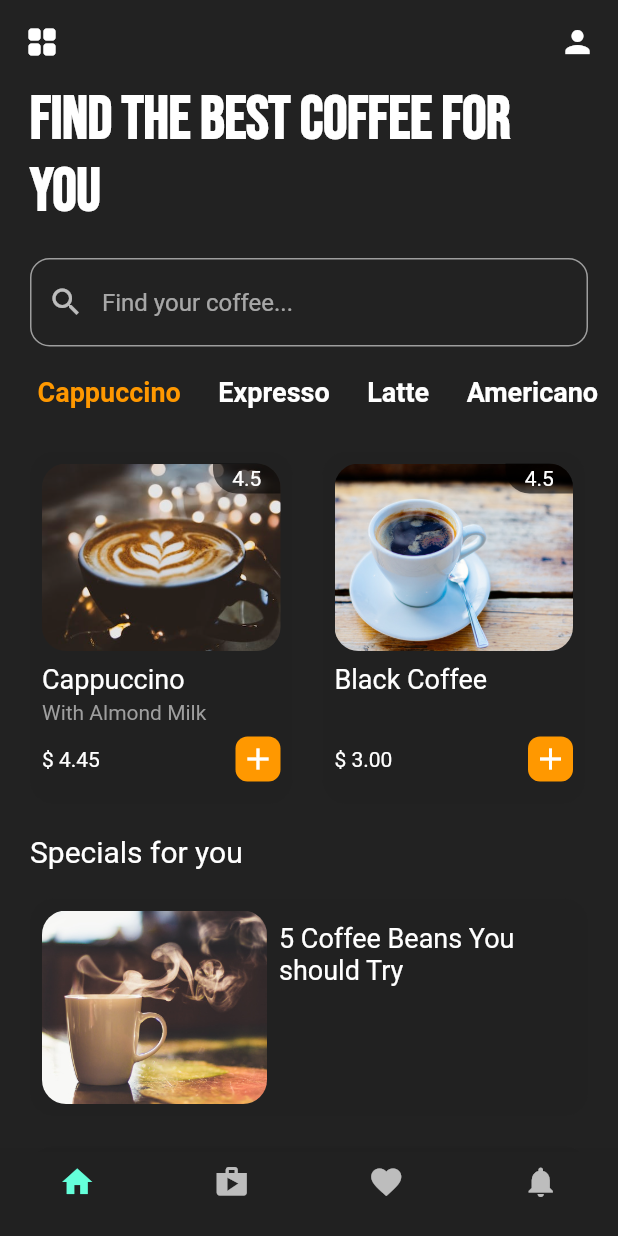
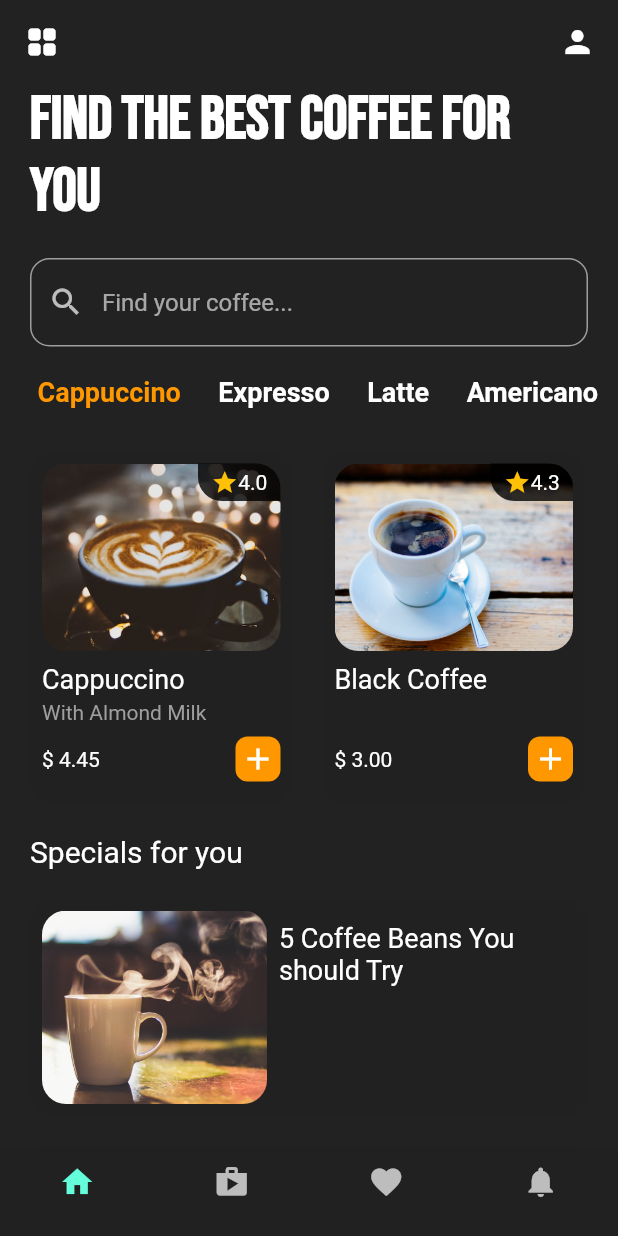
Before and after one commit to MickeyOnyando/Baristum, a Flutter app: the screen it shows after launch, on a phone screen of 412 x 824 dp. Run offline on Flutter 3.47's test engine with Material 2 defaults, Android fonts, the phone set to English and light mode, and no system bars; our stand-ins replace google_fonts.

Commit message:
commit 3

```diff
--- a/lib/pages/coffee_tiles.dart
+++ b/lib/pages/coffee_tiles.dart
@@ -1,3 +1,4 @@
+import 'package:coffeeui/pages/coffee_page.dart';
 import 'package:flutter/material.dart';
 
 class CoffeeTile extends StatelessWidget {
@@ -5,18 +6,26 @@ class CoffeeTile extends StatelessWidget {
   final String coffeeType;
   final String coffeePrice;
   final String milkType;
+  final String coffeeRating;
 
   CoffeeTile({
     required this.coffeeImagePath,
     required this.coffeeType,
     required this.coffeePrice,
     required this.milkType,
+    required this.coffeeRating,
   });
 
   @override
   Widget build(BuildContext context) {
     return Padding(
       padding: const EdgeInsets.only(left: 20),
+      child: GestureDetector(
+        onTap:() {
+          Navigator.push(context,
+            MaterialPageRoute(builder: (context)=> const CoffeePage()),
+          );
+        },
         child: Container(
           width: 175,
           decoration: BoxDecoration(
@@ -42,16 +51,26 @@ class CoffeeTile extends StatelessWidget {
                       ),
                     ),
                     Container(
-                    width: 45,
-                    height: 20,
+                      width: 55,
+                      height: 25,
                       decoration: BoxDecoration(
-                      color: Colors.black.withOpacity(0.6),
+                        color: Colors.black.withOpacity(0.8),
                         borderRadius: const BorderRadius.only(
                           topRight: Radius.circular(16),
                           bottomLeft: Radius.circular(16),
                         ),
                       ),
-                    child: const Center(child: Text('4.5')),
+                      child: Row(
+                        mainAxisAlignment: MainAxisAlignment.center,
+                        children: [
+                          const Icon(
+                            Icons.star,
+                            color: Colors.amber,
+                            size: 18,
+                          ),
+                          Text(coffeeRating),
+                        ],
+                      ),
                     ),
                   ],
                 ),
@@ -88,6 +107,7 @@ class CoffeeTile extends StatelessWidget {
             ),
           ),
         ),
+      ),
     );
   }
 }
--- a/lib/pages/home_page.dart
+++ b/lib/pages/home_page.dart
@@ -144,42 +144,49 @@ class _HomePageState extends State<HomePage> {
                     coffeeType: 'Cappuccino',
                     milkType: 'With Almond Milk',
                     coffeePrice: '\$ 4.45',
+                    coffeeRating: '4.0',
                   ),
                   CoffeeTile(
                     coffeeImagePath: 'lib/images/coffee9.jpg',
                     coffeeType: 'Black Coffee',
                     milkType: '',
                     coffeePrice: '\$ 3.00',
+                    coffeeRating: '4.3',
                   ),
                   CoffeeTile(
                     coffeeImagePath: 'lib/images/coffee6.jpg',
                     coffeeType: 'Black Coffee',
                     milkType: '',
                     coffeePrice: '\$ 3.00',
+                    coffeeRating: '4.0',
                   ),
                   CoffeeTile(
                     coffeeImagePath: 'lib/images/coffee5.jpg',
                     coffeeType: 'Cappuccino',
                     milkType: 'With Dairy Milk',
                     coffeePrice: '\$ 4.95',
+                    coffeeRating: '4.1',
                   ),
                   CoffeeTile(
                     coffeeImagePath: 'lib/images/coffee14.jpeg',
                     coffeeType: 'Expresso',
                     milkType: '',
                     coffeePrice: '\$ 3.95',
+                    coffeeRating: '4.0',
                   ),
                   CoffeeTile(
                     coffeeImagePath: 'lib/images/coffee12.jpeg',
                     coffeeType: 'Americano',
                     milkType: '',
                     coffeePrice: '\$ 4.50',
+                    coffeeRating: '4.5',
                   ),
                   CoffeeTile(
                     coffeeImagePath: 'lib/images/coffee4.jpg',
                     coffeeType: 'Latte',
                     milkType: 'With Almond Milk',
                     coffeePrice: '\$ 4.00',
+                    coffeeRating: '4.0',
                   ),
                 ],
               ),
--- a/pubspec.yaml
+++ b/pubspec.yaml
@@ -37,6 +37,9 @@ dependencies:
   # Use with the CupertinoIcons class for iOS style icons.
   cupertino_icons: ^1.0.2
   google_fonts:
+  flutter_rating_bar: ^4.0.1
+  dependencies:
+  flutter_launcher_icons: ^0.12.0
 
 
 
```
Also changed, not shown: lib/pages/coffee_page.dart (added, +53 -0 lines), pubspec.lock. Lines whose indentation alone changed are shown as unchanged.
